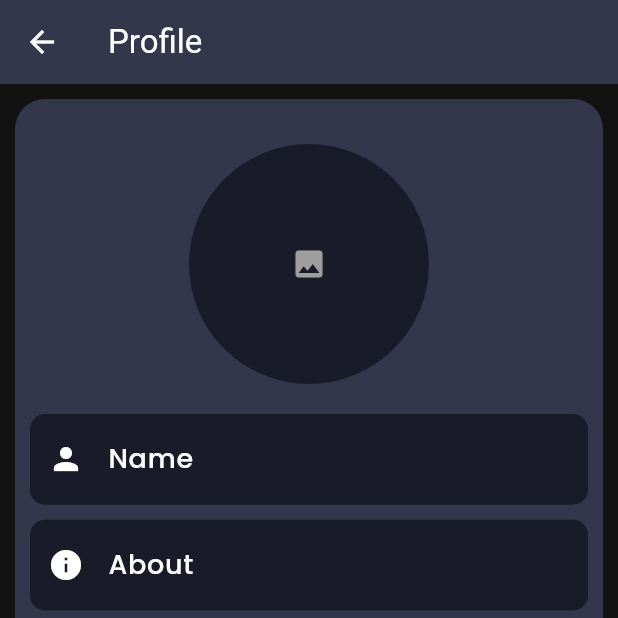
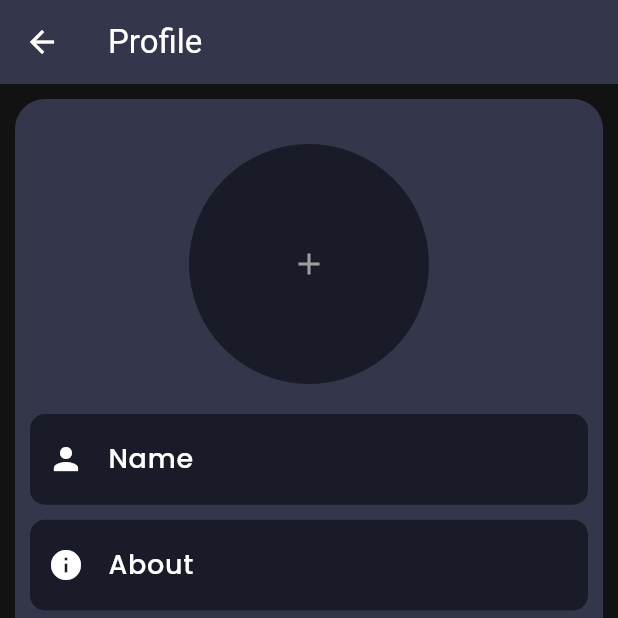
Before and after one commit to NgVietAnh24/MeChat, a Flutter app: the ProfilePage screen opened directly, after a tap on "Edit", on a phone screen of 412 x 824 dp, the top half of it. Run offline on Flutter 3.47's test engine with Material 3 defaults, Android fonts, the phone set to English and light mode, and no system bars; our stand-ins replace cloud_firestore, firebase_auth, firebase_core, flutter_svg, get, image_picker and 1 more; accounts and stored records are empty; network calls fail; statements that could not run were skipped.

Commit message:
Đang làm image_picker

```diff
--- a/lib/Controller/ProfileController.dart
+++ b/lib/Controller/ProfileController.dart
@@ -6,7 +6,6 @@ import 'package:mechat/Model/UserModel.dart';
 class ProfileController extends GetxController {
   final auth = FirebaseAuth.instance;
   final db = FirebaseFirestore.instance;
-
   Rx<UserModel> currentUser = UserModel().obs;
 
   void onInit() async {
--- a/lib/Pages/ProfilePage/ProfilePage.dart
+++ b/lib/Pages/ProfilePage/ProfilePage.dart
@@ -1,7 +1,10 @@
+import 'dart:io';
+
 import 'package:flutter/foundation.dart';
 import 'package:flutter/material.dart';
 import 'package:get/get.dart';
 import 'package:mechat/Config/imges.dart';
+import 'package:mechat/Controller/ImagePicker.dart';
 import 'package:mechat/Controller/ProfileController.dart';
 import 'package:mechat/Widget/PrimatyButton.dart';
 
@@ -20,6 +23,9 @@ class ProfilePage extends StatelessWidget {
         text: profileController.currentUser.value.phoneNumber);
     TextEditingController about =
         TextEditingController(text: profileController.currentUser.value.about);
+    ImagePickerController imagePickerController =
+        Get.put(ImagePickerController());
+    RxString imagePath = "".obs;
     return Scaffold(
       appBar: AppBar(
         title: Text("Profile"),
@@ -46,12 +52,33 @@ class ProfilePage extends StatelessWidget {
                         Row(
                           mainAxisAlignment: MainAxisAlignment.center,
                           children: [
-                            CircleAvatar(
-                              backgroundColor:
-                                  Theme.of(context).colorScheme.background,
-                              radius: 80,
-                              child: Icon(Icons.image),
-                            ),
+                            Obx(() => isEdit.value
+                                ? InkWell(
+                                    onTap: () async {
+                                      imagePath.value =
+                                          await imagePickerController
+                                              .pickImage();
+                                      print("Image Picked" + imagePath.value);
+                                    },
+                                    child: CircleAvatar(
+                                      backgroundColor: Theme.of(context)
+                                          .colorScheme
+                                          .background,
+                                      radius: 80,
+                                      child: imagePath.value == ""
+                                          ? Icon(Icons.add)
+                                          : Image.file(
+                                              File(imagePath.value),
+                                            ),
+                                    ),
+                                  )
+                                : CircleAvatar(
+                                    backgroundColor: Theme.of(context)
+                                        .colorScheme
+                                        .background,
+                                    radius: 80,
+                                    child: Icon(Icons.image),
+                                  )),
                           ],
                         ),
                         SizedBox(
--- a/pubspec.yaml
+++ b/pubspec.yaml
@@ -42,6 +42,7 @@ dependencies:
   firebase_database: ^10.4.9
   firebase_auth: ^4.17.8
   cloud_firestore: ^4.15.8
+  image_picker: ^1.1.2
 
 dev_dependencies:
   flutter_test:
```
Also changed, not shown: lib/Controller/ImagePicker.dart (added, +16 -0 lines), lib/Pages/Home/HomePage.dart (+7 -1 lines), pubspec.lock.
